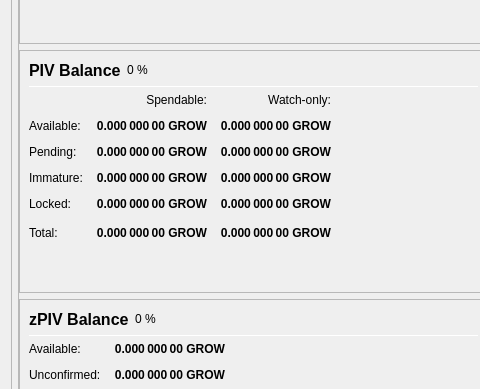
The window that src/qt/forms/overviewpage.ui (lateminer/bitcoin) describes before a commit, drawn with Qt 5; both pictures show x 0 to 480 and y 279 to 668 of the 978 by 841 pixel window.
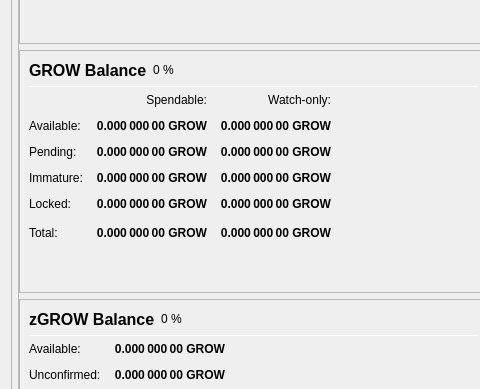
The same window after the commit.

Commit message: Growification: units (PIV->GROW, zPIV->zGROW)

Patch:
```diff
--- a/src/qt/forms/overviewpage.ui
+++ b/src/qt/forms/overviewpage.ui
@@ -433,7 +433,7 @@
                           </font>
                          </property>
                          <property name="text">
-                          <string>PIV Balance</string>
+                          <string>GROW Balance</string>
                          </property>
                         </widget>
                        </item>
@@ -852,7 +852,7 @@
                           </font>
                          </property>
                          <property name="text">
-                          <string>zPIV Balance</string>
+                          <string>zGROW Balance</string>
                          </property>
                         </widget>
                        </item>
```
Left out of the diff: 12 changed lines with no effect on the pictures. The commit also changes 94 other files.
